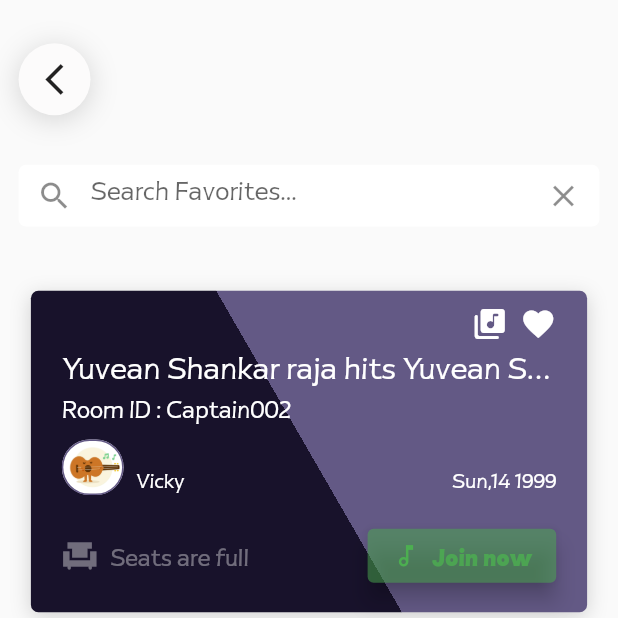
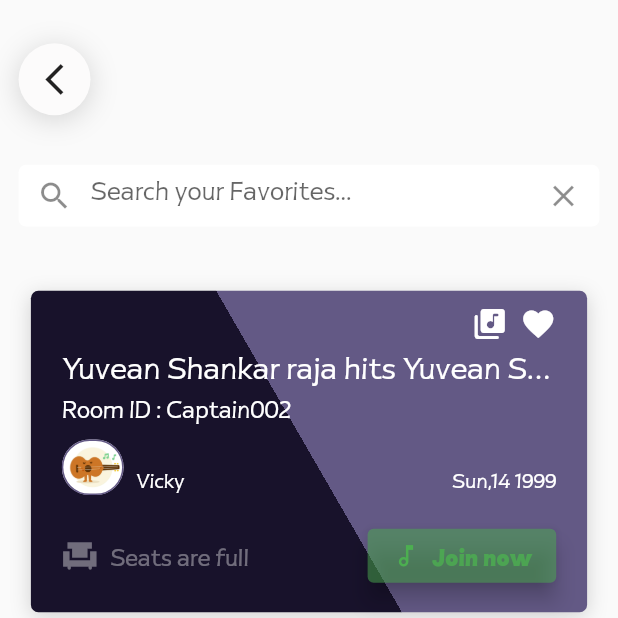
Before and after one commit to jagadeesJr/music_mate, a Flutter app: the MyFavorites screen opened by its route, on a phone screen of 412 x 824 dp, the top half of it. Run offline on Flutter 3.47's test engine with Material 2 defaults, Android fonts, the phone set to English and light mode, and no system bars; our stand-ins replace audio_video_progress_bar, carousel_slider, connectivity_plus, dio, dots_indicator, file_picker and 3 more; accounts and stored records are empty.

Commit message:
[feat:] favorite screen

```diff
--- a/lib/screens/dash_board/favorite.dart
+++ b/lib/screens/dash_board/favorite.dart
@@ -104,7 +104,7 @@ class _MyFavoritesState extends State<MyFavorites> {
                                       FocusScope.of(context).unfocus();
                                     },
                                     child: const Icon(Icons.clear)),
-                                hintText: 'Search Favorites...',
+                                hintText: 'Search your Favorites...',
                                 border: InputBorder.none),
                           ),
                         ),
```
